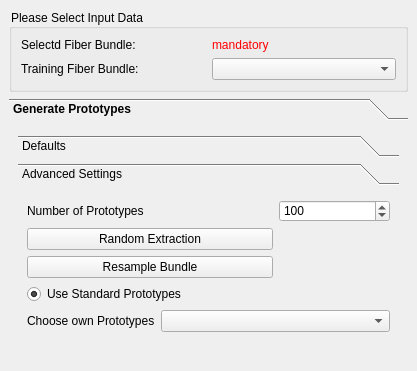
The window that Plugins/org.mitk.gui.qt.diffusionimaging.fiberprocessing/src/internal/QmitkInteractiveFiberDissectionViewControls.ui (MIC-DKFZ/MITK-Diffusion) describes before a commit, drawn with Qt 5; both pictures show x 0 to 417 and y 0 to 371 of the 417 by 711 pixel window.
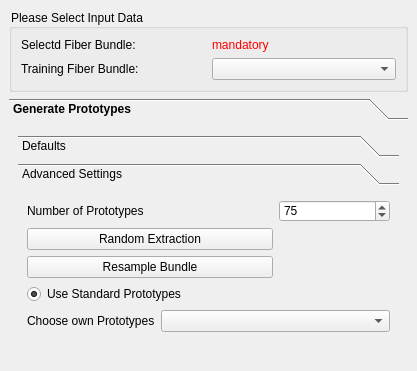
The same window after the commit. The open tabs and pages were chosen to show the change. Icons and pictures are not drawn. Custom widgets are drawn as their Qt base class.

Patch:
```diff
--- a/Plugins/org.mitk.gui.qt.diffusionimaging.fiberprocessing/src/internal/QmitkInteractiveFiberDissectionViewControls.ui
+++ b/Plugins/org.mitk.gui.qt.diffusionimaging.fiberprocessing/src/internal/QmitkInteractiveFiberDissectionViewControls.ui
@@ -167,8 +167,8 @@
            <rect>
             <x>0</x>
             <y>0</y>
-            <width>273</width>
-            <height>171</height>
+            <width>381</width>
+            <height>390</height>
            </rect>
           </property>
           <attribute name="label">
@@ -191,7 +191,7 @@
               <number>200</number>
              </property>
              <property name="value">
-              <number>100</number>
+              <number>75</number>
              </property>
             </widget>
            </item>
```
Left out of the diff: 10 changed lines with no effect on the pictures.
